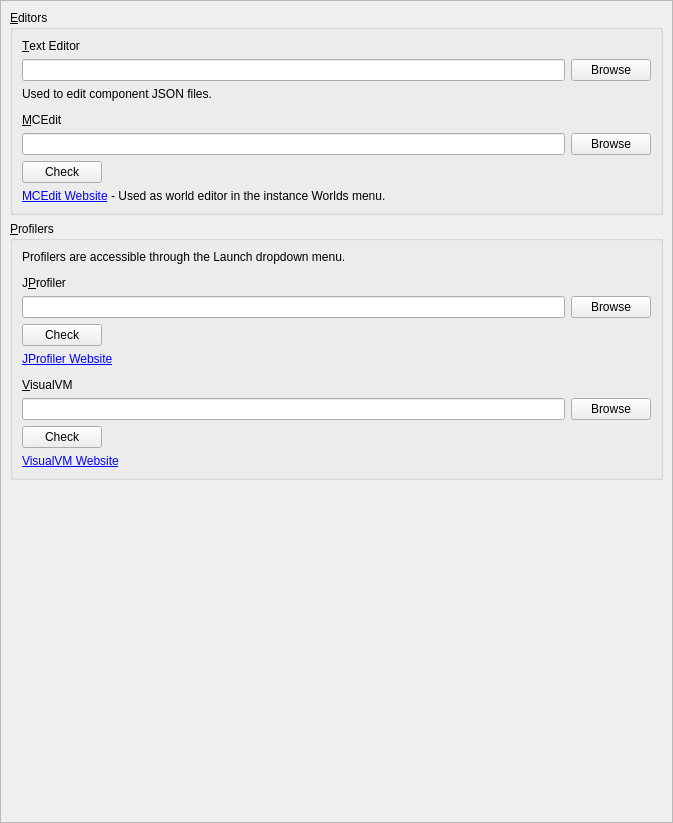
Qt form launcher/ui/pages/global/ExternalToolsPage.ui (awakenginexe/Awake-Launcher) before a commit.
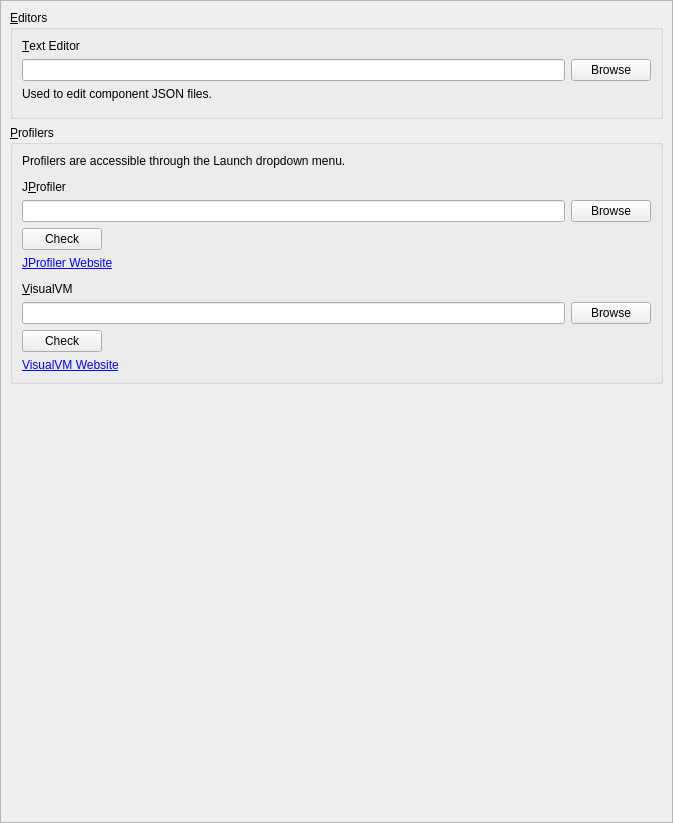
The same form after that commit.

Commit message: refactor: remove MCEdit world editor tool

```diff
--- a/launcher/ui/pages/global/ExternalToolsPage.ui
+++ b/launcher/ui/pages/global/ExternalToolsPage.ui
@@ -91,50 +91,6 @@
             </property>
            </spacer>
           </item>
-          <item>
-           <widget class="QLabel" name="mceditLabel">
-            <property name="text">
-             <string>&amp;MCEdit</string>
-            </property>
-            <property name="buddy">
-             <cstring>mceditPathEdit</cstring>
-            </property>
-           </widget>
-          </item>
-          <item>
-           <layout class="QHBoxLayout" name="horizontalLayout_6">
-            <item>
-             <widget class="QLineEdit" name="mceditPathEdit"/>
-            </item>
-            <item>
-             <widget class="QPushButton" name="mceditPathBtn">
-              <property name="text">
-               <string>Browse</string>
-              </property>
-             </widget>
-            </item>
-           </layout>
-          </item>
-          <item>
-           <widget class="QPushButton" name="mceditCheckBtn">
-            <property name="sizePolicy">
-             <sizepolicy hsizetype="Maximum" vsizetype="Fixed">
-              <horstretch>0</horstretch>
-              <verstretch>0</verstretch>
-             </sizepolicy>
-            </property>
-            <property name="text">
-             <string>Check</string>
-            </property>
-           </widget>
-          </item>
-          <item>
-           <widget class="QLabel" name="mceditLink">
-            <property name="text">
-             <string notr="true">&lt;html&gt;&lt;head/&gt;&lt;body&gt;&lt;p&gt;&lt;a href=&quot;https://www.mcedit.net/&quot;&gt;MCEdit Website&lt;/a&gt; - Used as world editor in the instance Worlds menu.&lt;/p&gt;&lt;/body&gt;&lt;/html&gt;</string>
-            </property>
-           </widget>
-          </item>
          </layout>
         </widget>
        </item>
```
The commit also changes 10 other files.
